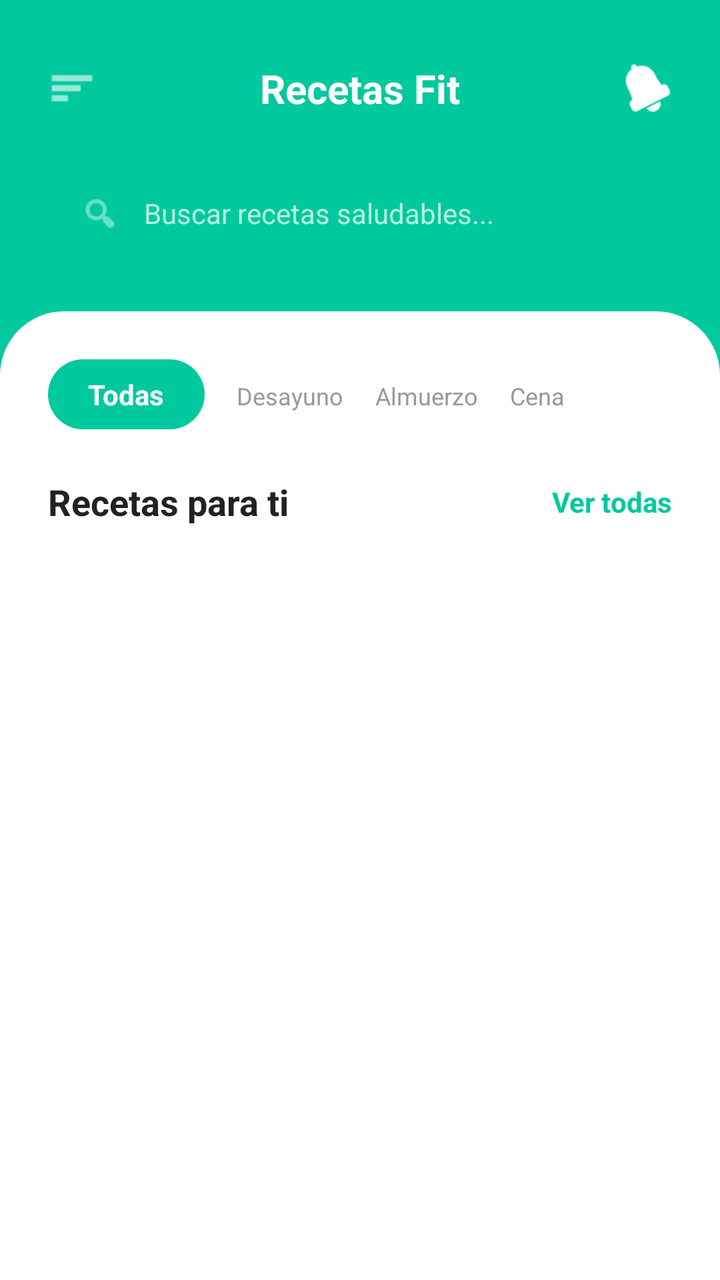
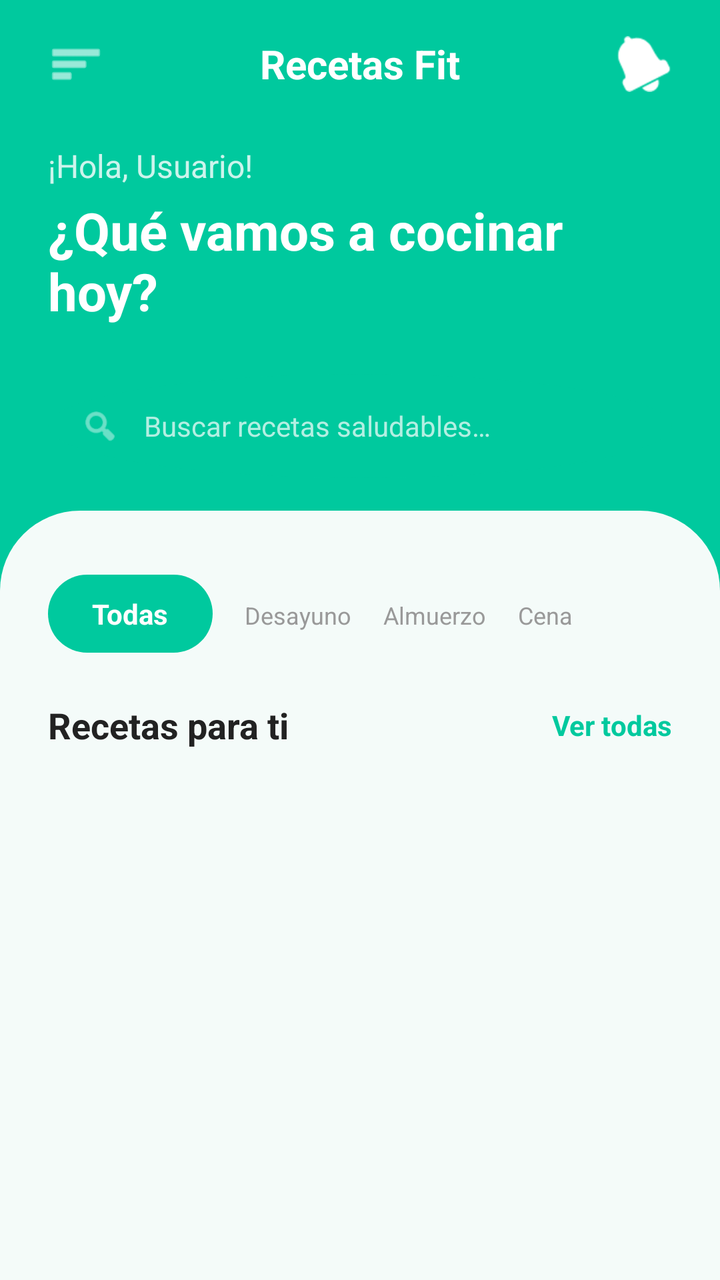

An Android layout rendered at two revisions. The XML below is the earlier revision; the diff shows what the commit changed to produce the second picture.
<!-- AndroidManifest.xml: application theme Theme.RESTAURANTE -->
<!-- res/layout/fragment_recipe.xml -->
<?xml version="1.0" encoding="utf-8"?>
<androidx.constraintlayout.widget.ConstraintLayout xmlns:android="http://schemas.android.com/apk/res/android"
    xmlns:tools="http://schemas.android.com/tools"
    xmlns:app="http://schemas.android.com/apk/res-auto"
    android:layout_width="match_parent"
    android:layout_height="match_parent"
    tools:context=".RecipeFragment"
    android:background="@color/primary">
    
    <ImageView
        android:id="@+id/ic_menu"
        android:layout_width="24dp"
        android:layout_height="24dp"
        android:layout_marginStart="24dp"
        android:layout_marginTop="32dp"
        android:src="@android:drawable/ic_menu_sort_by_size"
        app:tint="@color/white"
        app:layout_constraintStart_toStartOf="parent"
        app:layout_constraintTop_toTopOf="parent" />

    
    <TextView
        android:id="@+id/tvTitulo"
        style="@style/TitleTextStyle"
        android:layout_width="wrap_content"
        android:layout_height="wrap_content"
        android:text="Recetas Fit"
        app:layout_constraintBottom_toBottomOf="@+id/ic_menu"
        app:layout_constraintEnd_toEndOf="parent"
        app:layout_constraintStart_toStartOf="parent"
        app:layout_constraintTop_toTopOf="@+id/ic_menu" />

    
    <ImageView
        android:id="@+id/ic_notifications"
        android:layout_width="24dp"
        android:layout_height="24dp"
        android:layout_marginEnd="24dp"
        android:src="@android:drawable/ic_popup_reminder"
        app:tint="@color/white"
        app:layout_constraintBottom_toBottomOf="@+id/ic_menu"
        app:layout_constraintEnd_toEndOf="parent"
        app:layout_constraintTop_toTopOf="@+id/ic_menu" />

    
    <LinearLayout
        android:id="@+id/search_bar"
        android:layout_width="match_parent"
        android:layout_height="50dp"
        android:layout_marginHorizontal="24dp"
        android:layout_marginTop="24dp"
        android:background="@drawable/bg_search_fab"
        android:gravity="center_vertical"
        android:orientation="horizontal"
        android:paddingHorizontal="16dp"
        app:layout_constraintTop_toBottomOf="@+id/tvTitulo">

        <ImageView
            android:layout_width="20dp"
            android:layout_height="20dp"
            android:src="@android:drawable/ic_menu_search"
            app:tint="#B3FFFFFF" />

        <TextView
            style="@style/SearchHintTextStyle"
            android:layout_width="wrap_content"
            android:layout_height="wrap_content"
            android:layout_marginStart="12dp"
            android:text="Buscar recetas saludables..." />
    </LinearLayout>

    
    <androidx.core.widget.NestedScrollView
        android:layout_width="match_parent"
        android:layout_height="0dp"
        android:layout_marginTop="24dp"
        android:background="@drawable/bg_bottom_sheet"
        android:fillViewport="true"
        app:layout_constraintBottom_toBottomOf="parent"
        app:layout_constraintTop_toBottomOf="@+id/search_bar">

        <LinearLayout
            android:layout_width="match_parent"
            android:layout_height="wrap_content"
            android:orientation="vertical"
            android:paddingBottom="100dp">

            
            <HorizontalScrollView
                android:layout_width="match_parent"
                android:layout_height="wrap_content"
                android:layout_marginTop="24dp"
                android:paddingHorizontal="24dp"
                android:scrollbars="none">

                <LinearLayout
                    android:layout_width="wrap_content"
                    android:layout_height="wrap_content"
                    android:orientation="horizontal">

                    
                    <TextView
                        android:layout_width="wrap_content"
                        android:layout_height="wrap_content"
                        android:background="@drawable/bg_pill_selected"
                        android:paddingHorizontal="20dp"
                        android:paddingVertical="8dp"
                        android:text="Todas"
                        android:textColor="@color/white"
                        android:textStyle="bold" />

                    
                    <TextView
                        style="@style/SecondaryTextStyle"
                        android:layout_width="wrap_content"
                        android:layout_height="wrap_content"
                        android:layout_marginStart="16dp"
                        android:paddingVertical="8dp"
                        android:text="Desayuno" />

                    
                    <TextView
                        style="@style/SecondaryTextStyle"
                        android:layout_width="wrap_content"
                        android:layout_height="wrap_content"
                        android:layout_marginStart="16dp"
                        android:paddingVertical="8dp"
                        android:text="Almuerzo" />

                    
                    <TextView
                        style="@style/SecondaryTextStyle"
                        android:layout_width="wrap_content"
                        android:layout_height="wrap_content"
                        android:layout_marginStart="16dp"
                        android:paddingVertical="8dp"
                        android:text="Cena" />
                </LinearLayout>
            </HorizontalScrollView>

            
            <RelativeLayout
                android:id="@+id/recetasParaTi"
                android:layout_width="match_parent"
                android:layout_height="wrap_content"
                android:layout_marginHorizontal="24dp"
                android:layout_marginTop="24dp">

                <TextView
                    style="@style/SectionTitleTextStyle"
                    android:layout_width="wrap_content"
                    android:layout_height="wrap_content"
                    android:text="Recetas para ti" />

                <TextView
                    style="@style/ViewAllLinkStyle"
                    android:layout_width="wrap_content"
                    android:layout_height="wrap_content"
                    android:layout_alignParentEnd="true"
                    android:layout_centerVertical="true"
                    android:text="Ver todas" />
            </RelativeLayout>

            

            <androidx.recyclerview.widget.RecyclerView
                android:id="@+id/recycleViewRecipe"
                android:layout_width="match_parent"
                android:layout_height="wrap_content"
                android:layout_marginHorizontal="24dp"
                android:layout_marginTop="24dp"
                android:layout_marginBottom="24dp" />

        </LinearLayout>
    </androidx.core.widget.NestedScrollView>

</androidx.constraintlayout.widget.ConstraintLayout>
<!-- resources referenced by this layout -->
<resources>
  <color name="primary">#00C99E</color>
  <color name="white">#FFFFFFFF</color>
  <!-- drawable bg_bottom_sheet (drawable) -->
  <?xml version="1.0" encoding="utf-8"?>
  <shape xmlns:android="http://schemas.android.com/apk/res/android"
      android:shape="rectangle">
      <solid android:color="#ffff" />
      <corners
          android:topLeftRadius="32dp"
          android:topRightRadius="32dp" />
  </shape>
  <!-- drawable bg_search_fab (drawable) -->
  <?xml version="1.0" encoding="utf-8"?>
  <shape xmlns:android="http://schemas.android.com/apk/res/android"
      android:shape="oval">
      <solid android:color="#00C99E" />
  </shape>
  <style name="SearchHintTextStyle">
          <item name="android:textColor">#B3FFFFFF</item>
          <item name="android:textSize">14sp</item>
      </style>
  <style name="SecondaryTextStyle">
          <item name="android:textColor">@color/medium_gray</item>
          <item name="android:textSize">12sp</item>
      </style>
  <style name="SectionTitleTextStyle">
          <item name="android:textColor">@color/dark_gray</item>
          <item name="android:textSize">18sp</item>
          <item name="android:textStyle">bold</item>
      </style>
  <style name="TitleTextStyle">
          <item name="android:textColor">@color/white</item>
          <item name="android:textSize">20sp</item>
          <item name="android:textStyle">bold</item>
      </style>
  <style name="ViewAllLinkStyle">
          <item name="android:textColor">@color/primary</item>
          <item name="android:textSize">14sp</item>
          <item name="android:textStyle">bold</item>
      </style>
  <style name="Theme.RESTAURANTE" parent="Base.Theme.RESTAURANTE" />
  <color name="medium_gray">#999999</color>
  <color name="dark_gray">#222222</color>
  <color name="brand_green">#00D09C</color>
  <!-- unchanged entries left out for length: 2 -->
</resources>

<!-- the commit's change to res/layout/fragment_recipe.xml (unified diff, before → after) -->
@@ -5,173 +5,316 @@
     android:layout_width="match_parent"
     android:layout_height="match_parent"
     tools:context=".RecipeFragment"
-    android:background="@color/primary">
+    android:background="@color/brand_green">
+
     
-    <ImageView
-        android:id="@+id/ic_menu"
-        android:layout_width="24dp"
-        android:layout_height="24dp"
-        android:layout_marginStart="24dp"
-        android:layout_marginTop="32dp"
-        android:src="@android:drawable/ic_menu_sort_by_size"
-        app:tint="@color/white"
-        app:layout_constraintStart_toStartOf="parent"
-        app:layout_constraintTop_toTopOf="parent" />
-
-    
-    <TextView
-        android:id="@+id/tvTitulo"
-        style="@style/TitleTextStyle"
-        android:layout_width="wrap_content"
-        android:layout_height="wrap_content"
-        android:text="Recetas Fit"
-        app:layout_constraintBottom_toBottomOf="@+id/ic_menu"
-        app:layout_constraintEnd_toEndOf="parent"
-        app:layout_constraintStart_toStartOf="parent"
-        app:layout_constraintTop_toTopOf="@+id/ic_menu" />
-
-    
-    <ImageView
-        android:id="@+id/ic_notifications"
-        android:layout_width="24dp"
-        android:layout_height="24dp"
-        android:layout_marginEnd="24dp"
-        android:src="@android:drawable/ic_popup_reminder"
-        app:tint="@color/white"
-        app:layout_constraintBottom_toBottomOf="@+id/ic_menu"
-        app:layout_constraintEnd_toEndOf="parent"
-        app:layout_constraintTop_toTopOf="@+id/ic_menu" />
+    <RelativeLayout
+        android:id="@+id/headerToolbar"
+        android:layout_width="match_parent"
+        android:layout_height="64dp"
+        android:paddingHorizontal="24dp"
+        app:layout_constraintTop_toTopOf="parent">
+
+        <ImageView
+            android:id="@+id/ic_menu"
+            android:layout_width="28dp"
+            android:layout_height="28dp"
+            android:layout_centerVertical="true"
+            android:src="@android:drawable/ic_menu_sort_by_size"
+            app:tint="@color/white" />
+
+        <TextView
+            android:id="@+id/tvScreenTitle"
+            android:layout_width="wrap_content"
+            android:layout_height="wrap_content"
+            android:layout_centerInParent="true"
+            android:text="@string/recetas_fit"
+            android:textColor="@color/white"
+            android:textSize="20sp"
+            android:textStyle="bold" />
+
+        <ImageView
+            android:id="@+id/ic_notifications"
+            android:layout_width="28dp"
+            android:layout_height="28dp"
+            android:layout_alignParentEnd="true"
+            android:layout_centerVertical="true"
+            android:src="@android:drawable/ic_popup_reminder"
+            app:tint="@color/white" />
+    </RelativeLayout>
 
     
     <LinearLayout
-        android:id="@+id/search_bar"
+        android:id="@+id/welcomeSection"
         android:layout_width="match_parent"
-        android:layout_height="50dp"
-        android:layout_marginHorizontal="24dp"
-        android:layout_marginTop="24dp"
-        android:background="@drawable/bg_search_fab"
-        android:gravity="center_vertical"
-        android:orientation="horizontal"
-        android:paddingHorizontal="16dp"
-        app:layout_constraintTop_toBottomOf="@+id/tvTitulo">
-
-        <ImageView
-            android:layout_width="20dp"
-            android:layout_height="20dp"
-            android:src="@android:drawable/ic_menu_search"
-            app:tint="#B3FFFFFF" />
+        android:layout_height="wrap_content"
+        android:orientation="vertical"
+        android:paddingHorizontal="24dp"
+        android:paddingTop="8dp"
+        android:paddingBottom="40dp"
+        app:layout_constraintTop_toBottomOf="@id/headerToolbar">
 
         <TextView
-            style="@style/SearchHintTextStyle"
+            android:id="@+id/tvGreeting"
             android:layout_width="wrap_content"
             android:layout_height="wrap_content"
-            android:layout_marginStart="12dp"
-            android:text="Buscar recetas saludables..." />
+            android:text="¡Hola, Usuario!"
+            android:textColor="@color/white_80"
+            android:textSize="16sp" />
+
+        <TextView
+            android:id="@+id/tvInspiration"
+            android:layout_width="wrap_content"
+            android:layout_height="wrap_content"
+            android:layout_marginTop="4dp"
+            android:text="@string/cooking_question"
+            android:textColor="@color/white"
+            android:textSize="26sp"
+            android:textStyle="bold" />
+
+        
+        <LinearLayout
+            android:id="@+id/search_bar"
+            android:layout_width="match_parent"
+            android:layout_height="52dp"
+            android:layout_marginTop="24dp"
+            android:background="@drawable/bg_search_fab"
+            android:gravity="center_vertical"
+            android:orientation="horizontal"
+            android:paddingHorizontal="16dp">
+
+            <ImageView
+                android:layout_width="20dp"
+                android:layout_height="20dp"
+                android:src="@android:drawable/ic_menu_search"
+                app:tint="#B3FFFFFF" />
+
+            <TextView
+                style="@style/SearchHintTextStyle"
+                android:layout_width="wrap_content"
+                android:layout_height="wrap_content"
+                android:layout_marginStart="12dp"
+                android:text="@string/search_hint" />
+        </LinearLayout>
     </LinearLayout>
 
     
-    <androidx.core.widget.NestedScrollView
+    <LinearLayout
+        android:id="@+id/mainContentContainer"
         android:layout_width="match_parent"
         android:layout_height="0dp"
-        android:layout_marginTop="24dp"
-        android:background="@drawable/bg_bottom_sheet"
-        android:fillViewport="true"
+        android:background="@drawable/rounded_top_corners"
+        android:orientation="vertical"
+        android:layout_marginTop="-24dp"
         app:layout_constraintBottom_toBottomOf="parent"
-        app:layout_constraintTop_toBottomOf="@+id/search_bar">
+        app:layout_constraintTop_toBottomOf="@+id/welcomeSection">
+
+        
+        <HorizontalScrollView
+            android:layout_width="match_parent"
+            android:layout_height="wrap_content"
+            android:layout_marginTop="32dp"
+            android:paddingHorizontal="24dp"
+            android:scrollbars="none">
+
+            <LinearLayout
+                android:layout_width="wrap_content"
+                android:layout_height="wrap_content"
+                android:orientation="horizontal"
+                android:paddingBottom="4dp">
+
+                <TextView
+                    android:layout_width="wrap_content"
+                    android:layout_height="wrap_content"
+                    android:background="@drawable/bg_pill_selected"
+                    android:paddingHorizontal="22dp"
+                    android:paddingVertical="10dp"
+                    android:text="@string/cat_todas"
+                    android:textColor="@color/white"
+                    android:textStyle="bold" />
+
+                <TextView
+                    style="@style/SecondaryTextStyle"
+                    android:layout_width="wrap_content"
+                    android:layout_height="wrap_content"
+                    android:layout_marginStart="16dp"
+                    android:paddingVertical="10dp"
+                    android:text="@string/cat_desayuno" />
+
+                <TextView
+                    style="@style/SecondaryTextStyle"
+                    android:layout_width="wrap_content"
+                    android:layout_height="wrap_content"
+                    android:layout_marginStart="16dp"
+                    android:paddingVertical="10dp"
+                    android:text="@string/cat_almuerzo" />
+
+                <TextView
+                    style="@style/SecondaryTextStyle"
+                    android:layout_width="wrap_content"
+                    android:layout_height="wrap_content"
+                    android:layout_marginStart="16dp"
+                    android:paddingVertical="10dp"
+                    android:text="@string/cat_cena" />
+            </LinearLayout>
+        </HorizontalScrollView>
+
+        
+        <RelativeLayout
+            android:id="@+id/recetasParaTi"
+            android:layout_width="match_parent"
+            android:layout_height="wrap_content"
+            android:layout_marginHorizontal="24dp"
+            android:layout_marginTop="20dp"
+            android:layout_marginBottom="8dp">
+
+            <TextView
+                style="@style/SectionTitleTextStyle"
+                android:layout_width="wrap_content"
+                android:layout_height="wrap_content"
+                android:text="@string/recetas_para_ti"
+                android:textSize="18sp" />
+
+            <TextView
+                style="@style/ViewAllLinkStyle"
+                android:layout_width="wrap_content"
+                android:layout_height="wrap_content"
+                android:layout_alignParentEnd="true"
+                android:layout_centerVertical="true"
+                android:text="@string/ver_todas" />
+        </RelativeLayout>
+
+        
+        <androidx.recyclerview.widget.RecyclerView
+            android:id="@+id/recycleViewRecipe"
+            android:layout_width="match_parent"
+            android:layout_height="0dp"
+            android:layout_weight="1"
+            android:clipToPadding="false"
+            android:paddingBottom="24dp"
+            tools:listitem="@layout/item_recipe_layout" />
+
+    </LinearLayout>
+
+</androidx.constraintlayout.widget.ConstraintLayout>
+<!-- res/layout/item_recipe_layout.xml (included above) -->
+<?xml version="1.0" encoding="utf-8"?>
+<LinearLayout xmlns:android="http://schemas.android.com/apk/res/android"
+    xmlns:app="http://schemas.android.com/apk/res-auto"
+    android:layout_width="match_parent"
+    android:layout_height="wrap_content">
+
+    <androidx.cardview.widget.CardView
+        android:layout_width="match_parent"
+        android:layout_height="wrap_content"
+        android:layout_marginHorizontal="24dp"
+        android:layout_marginTop="16dp"
+        android:layout_marginBottom="8dp"
+        app:cardBackgroundColor="@color/white"
+        app:cardCornerRadius="24dp"
+        app:cardElevation="4dp">
 
         <LinearLayout
             android:layout_width="match_parent"
             android:layout_height="wrap_content"
             android:orientation="vertical"
-            android:paddingBottom="100dp">
+            android:padding="12dp">
 
             
-            <HorizontalScrollView
+            <FrameLayout
                 android:layout_width="match_parent"
-                android:layout_height="wrap_content"
-                android:layout_marginTop="24dp"
-                android:paddingHorizontal="24dp"
-                android:scrollbars="none">
+                android:layout_height="160dp">
+
+                <ImageView
+                    android:layout_width="match_parent"
+                    android:layout_height="match_parent"
+                    android:scaleType="centerCrop"
+                    android:src="@drawable/comida1" />
+
+                
+                <TextView
+                    style="@style/BadgeTextStyle"
+                    android:layout_width="wrap_content"
+                    android:layout_height="wrap_content"
+                    android:layout_gravity="end|top"
+                    android:layout_margin="12dp"
+                    android:background="@drawable/bg_badge"
+                    android:paddingHorizontal="8dp"
+                    android:paddingVertical="4dp"
+                    android:text="★ 4.8" />
+            </FrameLayout>
+
+            
+            <RelativeLayout
+                android:layout_width="match_parent"
+                android:layout_height="wrap_content"
+                android:layout_marginTop="12dp">
+
+                <TextView
+                    style="@style/CategoryLabelStyle"
+                    android:id="@+id/cat1"
+                    android:layout_width="wrap_content"
+                    android:layout_height="wrap_content"
+                    android:text="DESAYUNO" />
+
+                <TextView
+                    style="@style/TimeTextStyle"
+                    android:id="@+id/time"
+                    android:layout_width="wrap_content"
+                    android:layout_height="wrap_content"
+                    android:layout_alignParentEnd="true"
+                    android:text="15 min" />
+            </RelativeLayout>
+
+            
+            <TextView
+                style="@style/RecipeTitleTextStyle"
+                android:id="@+id/recipetitle"
+                android:layout_width="match_parent"
+                android:layout_height="wrap_content"
+                android:layout_marginTop="4dp"
+                android:text="Bowl de Avena y Frutos Rojos" />
+
+            
+            <RelativeLayout
+                android:layout_width="match_parent"
+                android:layout_height="wrap_content"
+                android:layout_marginTop="8dp">
 
                 <LinearLayout
                     android:layout_width="wrap_content"
                     android:layout_height="wrap_content"
+                    android:layout_centerVertical="true"
                     android:orientation="horizontal">
 
-                    
                     <TextView
+                        style="@style/CalorieTextStyle"
+                        android:id="@+id/calorie"
                         android:layout_width="wrap_content"
                         android:layout_height="wrap_content"
-                        android:background="@drawable/bg_pill_selected"
-                        android:paddingHorizontal="20dp"
-                        android:paddingVertical="8dp"
-                        android:text="Todas"
-                        android:textColor="@color/white"
-                        android:textStyle="bold" />
-
-                    
+                        android:text="🔥 320 kcal" />
+
                     <TextView
-                        style="@style/SecondaryTextStyle"
+                        style="@style/ServingsTextStyle"
+                        android:id="@+id/tvServings"
                         android:layout_width="wrap_content"
                         android:layout_height="wrap_content"
-                        android:layout_marginStart="16dp"
-                        android:paddingVertical="8dp"
-                        android:text="Desayuno" />
-
-                    
-                    <TextView
-                        style="@style/SecondaryTextStyle"
-                        android:layout_width="wrap_content"
-                        android:layout_height="wrap_content"
-                        android:layout_marginStart="16dp"
-                        android:paddingVertical="8dp"
-                        android:text="Almuerzo" />
-
-                    
-                    <TextView
-                        style="@style/SecondaryTextStyle"
-                        android:layout_width="wrap_content"
-                        android:layout_height="wrap_content"
-                        android:layout_marginStart="16dp"
-                        android:paddingVertical="8dp"
-                        android:text="Cena" />
+                        android:layout_marginStart="12dp"
+                        android:text="👤 2 porciones" />
+
                 </LinearLayout>
-            </HorizontalScrollView>
-
-            
-            <RelativeLayout
-                android:id="@+id/recetasParaTi"
-                android:layout_width="match_parent"
-                android:layout_height="wrap_content"
-                android:layout_marginHorizontal="24dp"
-                android:layout_marginTop="24dp">
-
-                <TextView
-                    style="@style/SectionTitleTextStyle"
-                    android:layout_width="wrap_content"
-                    android:layout_height="wrap_content"
-                    android:text="Recetas para ti" />
-
-                <TextView
-                    style="@style/ViewAllLinkStyle"
-                    android:layout_width="wrap_content"
-                    android:layout_height="wrap_content"
+
+                <ImageView
+                    android:id="@+id/imgrecipe"
+                    android:layout_width="32dp"
+                    android:layout_height="32dp"
                     android:layout_alignParentEnd="true"
-                    android:layout_centerVertical="true"
-                    android:text="Ver todas" />
+                    android:background="@drawable/bg_arrow_btn"
+                    android:padding="8dp"
+                    android:src="@android:drawable/ic_media_next"
+                    app:tint="@color/primary" />
             </RelativeLayout>
-
-            
-
-            <androidx.recyclerview.widget.RecyclerView
-                android:id="@+id/recycleViewRecipe"
-                android:layout_width="match_parent"
-                android:layout_height="wrap_content"
-                android:layout_marginHorizontal="24dp"
-                android:layout_marginTop="24dp"
-                android:layout_marginBottom="24dp" />
-
         </LinearLayout>
-    </androidx.core.widget.NestedScrollView>
-
-</androidx.constraintlayout.widget.ConstraintLayout>
+    </androidx.cardview.widget.CardView>
+
+</LinearLayout>
<!-- resource entries referenced after the edit -->
@@ -2,14 +2,20 @@
 <resources>
   <color name="primary">#00C99E</color>
   <color name="white">#FFFFFFFF</color>
-  <!-- drawable bg_bottom_sheet (drawable) -->
+  <color name="white_80">#CCFFFFFF</color>
+  <!-- drawable bg_arrow_btn (drawable) -->
   <?xml version="1.0" encoding="utf-8"?>
   <shape xmlns:android="http://schemas.android.com/apk/res/android"
       android:shape="rectangle">
-      <solid android:color="#ffff" />
-      <corners
-          android:topLeftRadius="32dp"
-          android:topRightRadius="32dp" />
+      <solid android:color="#E8F5F1" />
+      <corners android:radius="8dp" />
+  </shape>
+  <!-- drawable bg_badge (drawable) -->
+  <?xml version="1.0" encoding="utf-8"?>
+  <shape xmlns:android="http://schemas.android.com/apk/res/android"
+      android:shape="rectangle">
+      <solid android:color="#FFFFFF" />
+      <corners android:radius="12dp" />
   </shape>
   <!-- drawable bg_search_fab (drawable) -->
   <?xml version="1.0" encoding="utf-8"?>
@@ -17,6 +23,41 @@
       android:shape="oval">
       <solid android:color="#00C99E" />
   </shape>
+  <!-- drawable comida1: jpg bitmap (drawable, 10310 bytes) -->
+  <!-- drawable rounded_top_corners (drawable) -->
+  <?xml version="1.0" encoding="utf-8"?>
+  <shape xmlns:android="http://schemas.android.com/apk/res/android">
+      <solid android:color="@color/soft_green" />
+      <corners android:topLeftRadius="40dp" android:topRightRadius="40dp" />
+  </shape>
+  <string name="cat_almuerzo">Almuerzo</string>
+  <string name="cat_cena">Cena</string>
+  <string name="cat_desayuno">Desayuno</string>
+  <string name="cat_todas">Todas</string>
+  <string name="cooking_question">¿Qué vamos a cocinar hoy?</string>
+  <string name="recetas_fit">Recetas Fit</string>
+  <string name="recetas_para_ti">Recetas para ti</string>
+  <string name="search_hint">Buscar recetas saludables…</string>
+  <string name="ver_todas">Ver todas</string>
+  <style name="BadgeTextStyle">
+          <item name="android:textColor">@color/dark_gray</item>
+          <item name="android:textSize">12sp</item>
+          <item name="android:textStyle">bold</item>
+      </style>
+  <style name="CalorieTextStyle">
+          <item name="android:textColor">@color/medium_gray</item>
+          <item name="android:textSize">12sp</item>
+      </style>
+  <style name="CategoryLabelStyle">
+          <item name="android:textColor">@color/primary</item>
+          <item name="android:textSize">10sp</item>
+          <item name="android:textStyle">bold</item>
+      </style>
+  <style name="RecipeTitleTextStyle">
+          <item name="android:textColor">@color/dark_gray</item>
+          <item name="android:textSize">16sp</item>
+          <item name="android:textStyle">bold</item>
+      </style>
   <style name="SearchHintTextStyle">
           <item name="android:textColor">#B3FFFFFF</item>
           <item name="android:textSize">14sp</item>
@@ -30,10 +71,14 @@
           <item name="android:textSize">18sp</item>
           <item name="android:textStyle">bold</item>
       </style>
-  <style name="TitleTextStyle">
-          <item name="android:textColor">@color/white</item>
-          <item name="android:textSize">20sp</item>
+  <style name="ServingsTextStyle">
+          <item name="android:textColor">@color/primary</item>
+          <item name="android:textSize">12sp</item>
           <item name="android:textStyle">bold</item>
+      </style>
+  <style name="TimeTextStyle">
+          <item name="android:textColor">@color/medium_gray</item>
+          <item name="android:textSize">10sp</item>
       </style>
   <style name="ViewAllLinkStyle">
           <item name="android:textColor">@color/primary</item>
@@ -41,9 +86,10 @@
           <item name="android:textStyle">bold</item>
       </style>
   <style name="Theme.RESTAURANTE" parent="Base.Theme.RESTAURANTE" />
+  <color name="soft_green">#F4FBF9</color>
   <color name="medium_gray">#999999</color>
   <color name="dark_gray">#222222</color>
-  <color name="brand_green">#00D09C</color>
+  <color name="brand_green">#00C99E</color>
   <!-- unchanged entries left out for length: 2 -->
 </resources>
 
